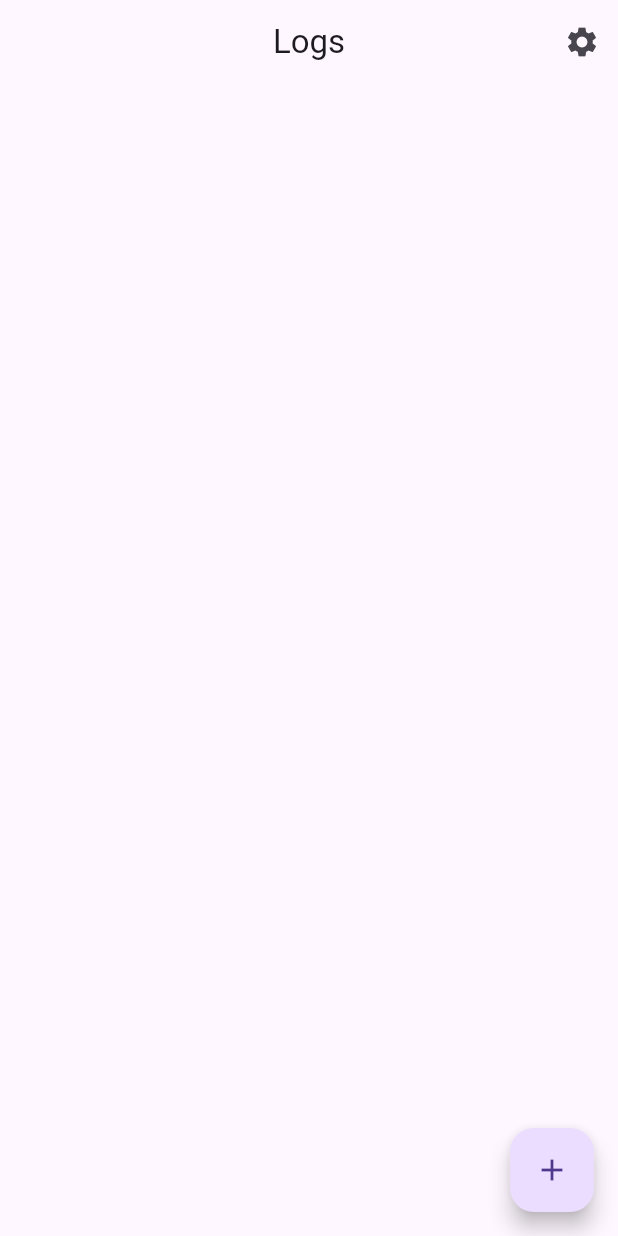
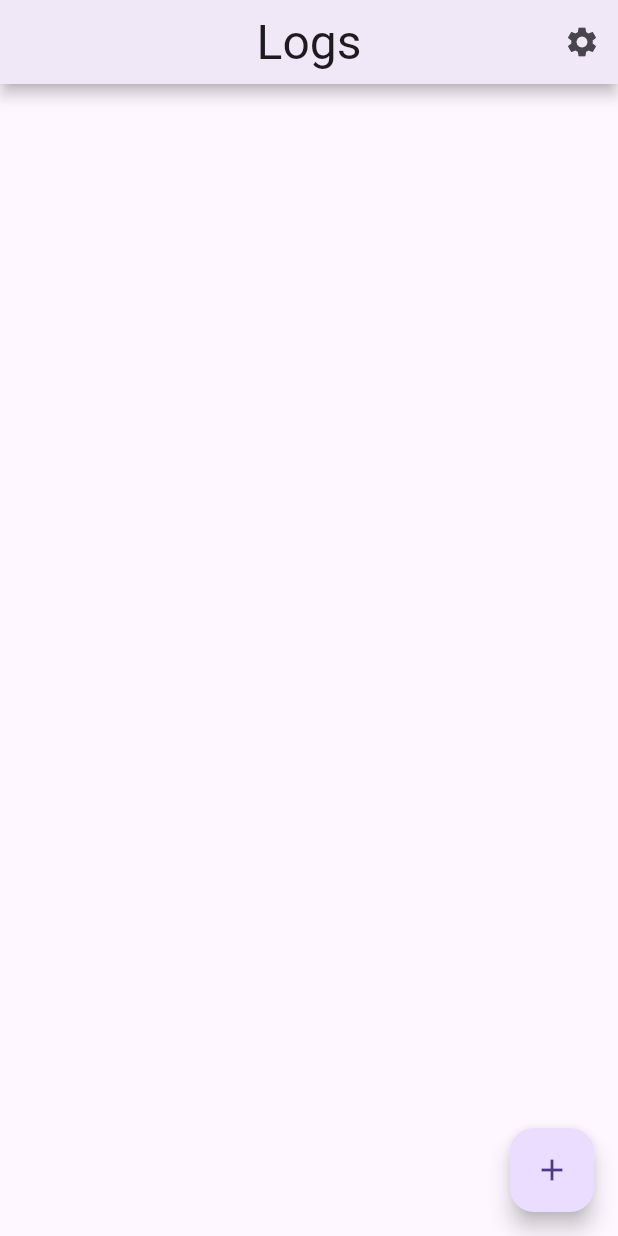
Before and after one commit to NateWright/log_it, a Flutter app: the screen it shows after launch, on a phone screen of 412 x 824 dp. Run offline on Flutter 3.47's test engine with Material 3 defaults, Android fonts, the phone set to English and light mode, and no system bars; generated files the repository leaves out were written again.

Commit message:
Improved theming of home page

```diff
--- a/lib/src/logs_list/log_list_view.dart
+++ b/lib/src/logs_list/log_list_view.dart
@@ -5,7 +5,6 @@ import 'package:log_it/src/logs_list/log_list_item.dart';
 import 'package:provider/provider.dart';
 
 import '../settings/settings_view.dart';
-import '../sample_feature/sample_item_details_view.dart';
 
 /// Displays a list of SampleItems.
 class LogsListView extends StatelessWidget {
@@ -17,9 +16,15 @@ class LogsListView extends StatelessWidget {
 
   @override
   Widget build(BuildContext context) {
+    final theme = Theme.of(context);
     return Scaffold(
       appBar: AppBar(
-        title: const Text('Logs'),
+        elevation: 4,
+        shadowColor: theme.shadowColor,
+        title: Text(
+          'Logs',
+          style: theme.textTheme.headlineLarge,
+        ),
         centerTitle: true,
         actions: [
           IconButton(
```
Also changed, not shown: lib/src/logs_list/log_list_item.dart (+8 -7 lines).
